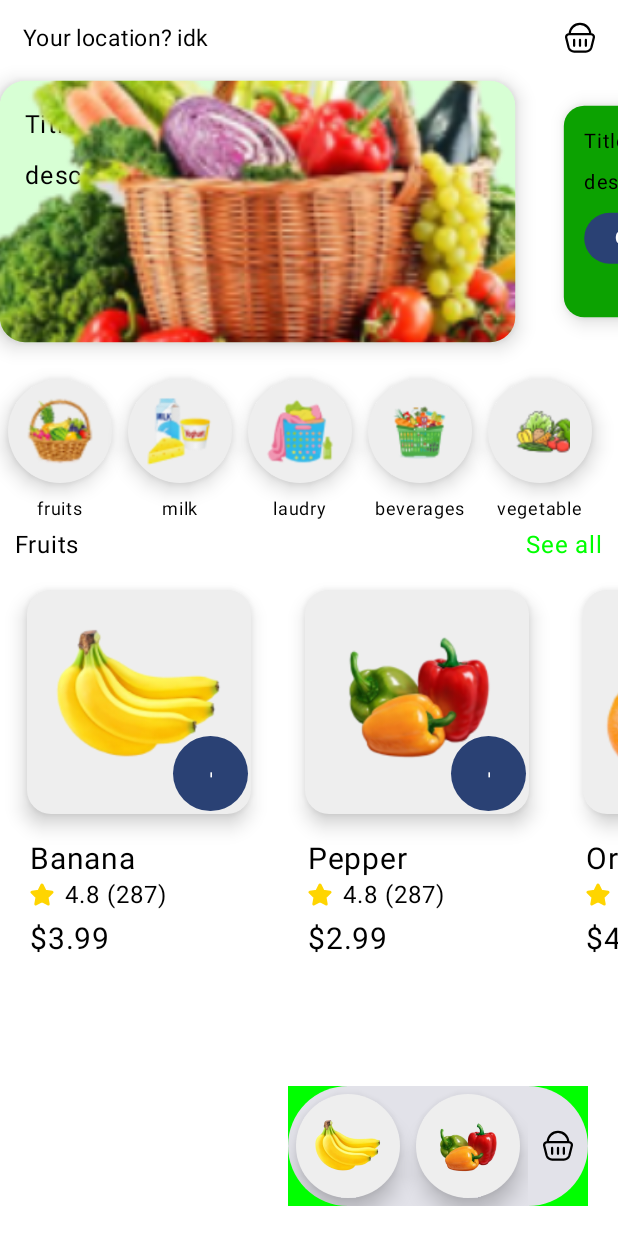
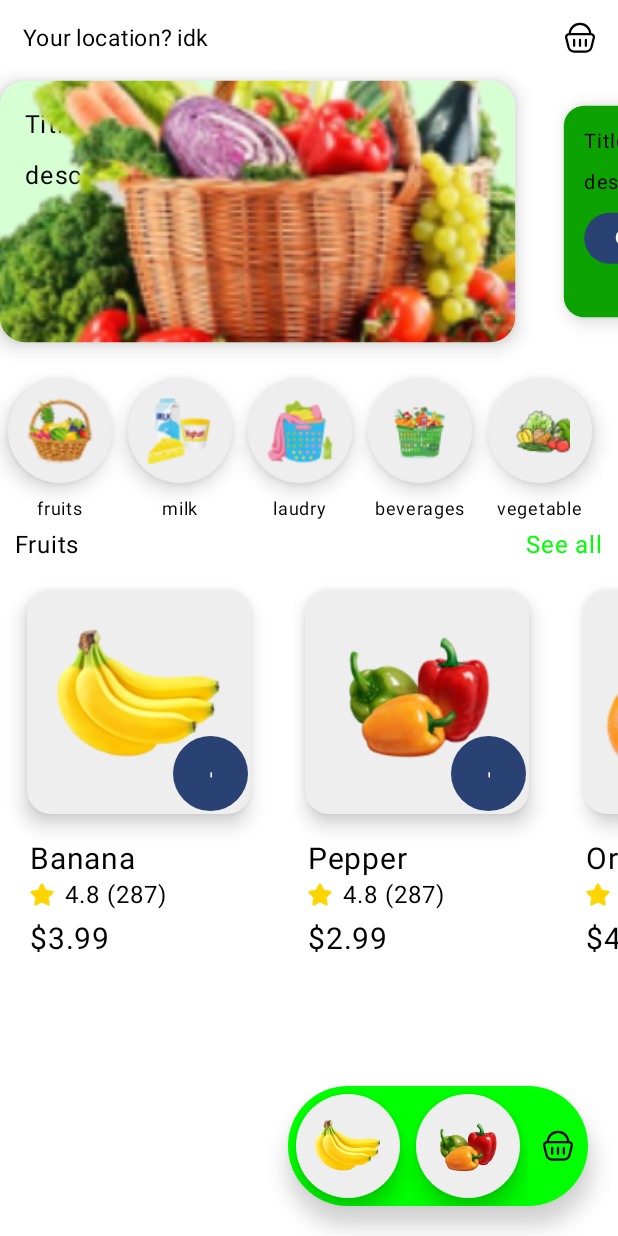
Before and after one commit to XLED-bd/Yaowosh-shop-app, an Android app built with Jetpack Compose: the @Preview function GreetingPreview, on a phone screen of 412 x 824 dp. Run offline under Robolectric (Android 15) with nearby library versions, the phone set to English and light mode, and no system bars; our stand-ins replace livedata-compose.

Commit message:
fix card cart

```diff
--- a/app/src/main/java/com/xled/yaowosh/ui/mainPage/MainPage.kt
+++ b/app/src/main/java/com/xled/yaowosh/ui/mainPage/MainPage.kt
@@ -76,9 +76,11 @@ fun MainPage(
         if (cart_state.list_cart.isNotEmpty())
             Card(modifier = Modifier
                 .align(Alignment.BottomEnd)
-                .padding(20.dp)
-                .background(Color.Green),
+                .padding(20.dp),
                 RoundedCornerShape(50.dp),
+                CardDefaults.cardColors(
+                    containerColor = Color.Green,
+                ), CardDefaults.cardElevation(8.dp)
 
             ) { Box {
                     LazyRow ( Modifier.align(Alignment.CenterEnd).padding(end = 40.dp)){
```
